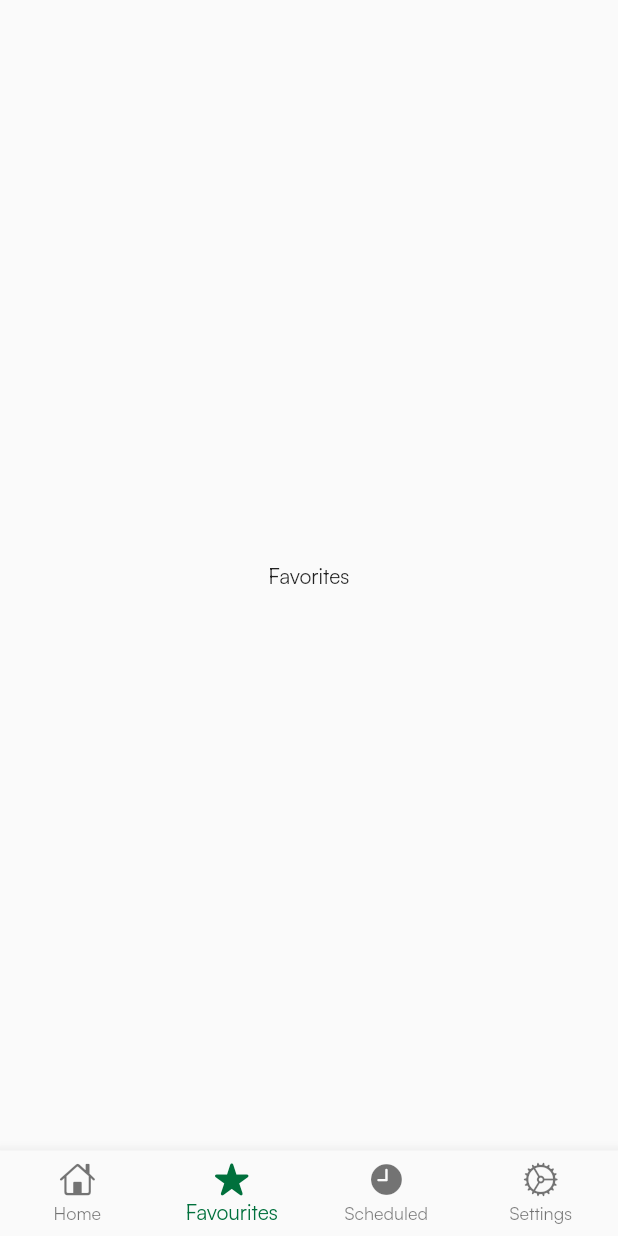
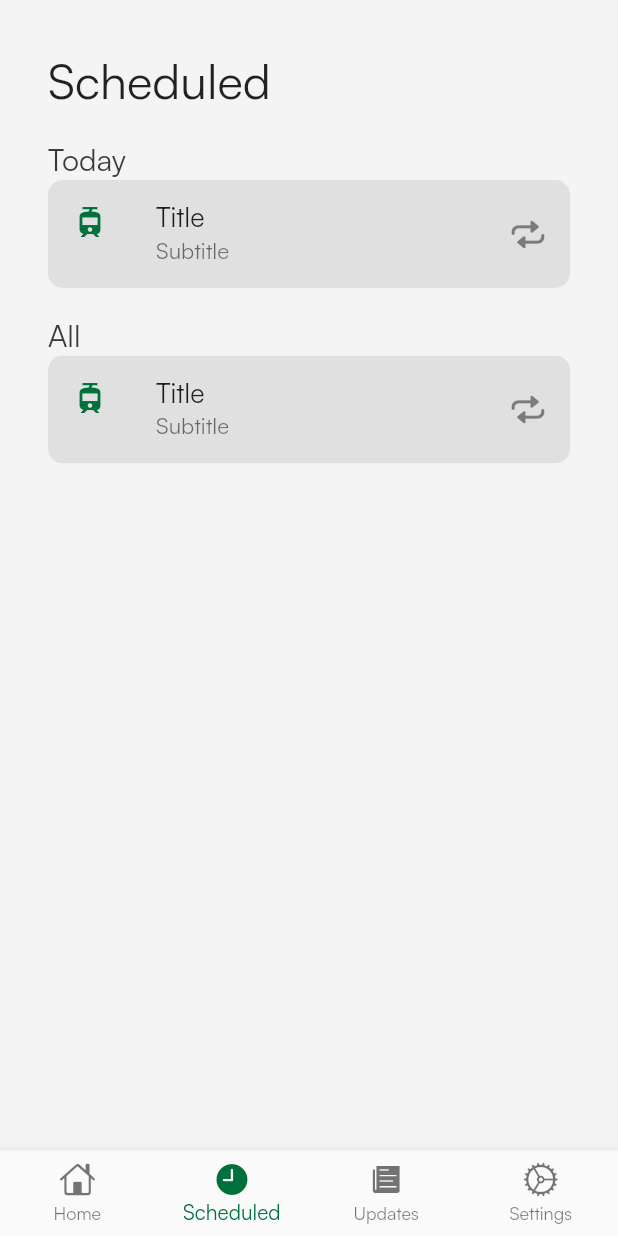
Before and after one commit to JackTop325/TransitApp, a Flutter app: the HomePage screen opened by its route, item 2 of the bottom bar chosen, on a phone screen of 412 x 824 dp. Run offline on Flutter 3.47's test engine with Material 2 defaults, Android fonts, the phone set to English and light mode, and no system bars; our stand-ins replace flutter_svg, sliding_up_panel.

Commit message:
scheduled list

```diff
--- a/TransitApp/lib/main.dart
+++ b/TransitApp/lib/main.dart
@@ -15,6 +15,7 @@ class MyApp extends StatelessWidget {
       title: 'Flutter Demo',
       theme: ThemeData(
         fontFamily: 'Satoshi',
+        primarySwatch: Colors.green,
       ),
       initialRoute: '/',
       routes: {
--- a/TransitApp/lib/pages/home.dart
+++ b/TransitApp/lib/pages/home.dart
@@ -1,6 +1,7 @@
 import 'package:flutter/material.dart';
 import 'package:flutter/cupertino.dart';
 import 'package:transit_app/colors.dart';
+import 'package:transit_app/pages/scheduled/scheduled.dart';
 import 'package:transit_app/pages/settings/settings.dart';
 import 'package:transit_app/pages/map.dart';
 
@@ -16,8 +17,8 @@ class _HomePageState extends State<HomePage> {
 
   final List<Widget> _widgetOptions = <Widget>[
     const MapPage(),
-    const Center(child: Text('Favorites')),
-    const Center(child: Text('Scheduled')),
+    const ScheduledPage(),
+    const Center(child: Text('Updates')),
     const SettingsPage(),
   ];
 
@@ -40,12 +41,12 @@ class _HomePageState extends State<HomePage> {
             label: 'Home',
           ),
           BottomNavigationBarItem(
-            icon: Icon(CupertinoIcons.star_fill),
-            label: 'Favourites',
+            icon: Icon(CupertinoIcons.clock_solid),
+            label: 'Scheduled',
           ),
           BottomNavigationBarItem(
-            icon: Icon(CupertinoIcons.clock_solid),
-            label: 'Scheduled',
+            icon: Icon(CupertinoIcons.news_solid),
+            label: 'Updates',
           ),
           BottomNavigationBarItem(
             icon: Icon(CupertinoIcons.settings),
--- /dev/null
+++ b/TransitApp/lib/pages/scheduled/scheduled.dart
@@ -0,0 +1,41 @@
+import 'package:flutter/material.dart';
+import 'package:transit_app/colors.dart';
+import 'package:transit_app/pages/scheduled/scheduled_list.dart';
+
+class ScheduledPage extends StatefulWidget {
+  const ScheduledPage({super.key});
+
+  @override
+  State<ScheduledPage> createState() => _ScheduledPageState();
+}
+
+class _ScheduledPageState extends State<ScheduledPage> {
+  @override
+  Widget build(BuildContext context) {
+    return SafeArea(
+      child: Container(
+        constraints: BoxConstraints.expand(),
+        padding: EdgeInsets.symmetric(horizontal: 32.0),
+        color: ibmGray10,
+        child: SingleChildScrollView(
+          child: Column(
+            crossAxisAlignment: CrossAxisAlignment.start,
+            children: [
+              const SizedBox(height: 32.0),
+              const Text(
+                "Scheduled",
+                style: TextStyle(
+                  fontSize: 32.0,
+                ),
+              ),
+              const SizedBox(height: 18.0),
+              ScheduledList(title: 'Today'),
+              const SizedBox(height: 18.0),
+              ScheduledList(title: 'All'),
+            ],
+          ),
+        ),
+      ),
+    );
+  }
+}
--- /dev/null
+++ b/TransitApp/lib/pages/scheduled/scheduled_list.dart
@@ -0,0 +1,52 @@
+import 'package:flutter/cupertino.dart';
+import 'package:flutter/material.dart';
+import 'package:transit_app/colors.dart';
+
+class ScheduledList extends StatelessWidget {
+  final String title;
+  const ScheduledList({
+    super.key,
+    required this.title,
+  });
+
+  @override
+  Widget build(BuildContext context) {
+    return Column(
+      crossAxisAlignment: CrossAxisAlignment.start,
+      children: [
+        Text(
+          title,
+          style: const TextStyle(
+            fontSize: 20.0,
+            color: ibmGray80,
+          ),
+        ),
+        ClipRRect(
+          borderRadius: BorderRadius.circular(10.0),
+          child: Container(
+            color: ibmGray20,
+            child: const ListTile(
+              leading: Icon(
+                Icons.tram,
+                color: drtGreen,
+              ),
+              title: Text(
+                'Title',
+                style: TextStyle(
+                  fontSize: 18.0,
+                ),
+              ),
+              subtitle: Text(
+                'Subtitle',
+                style: TextStyle(
+                  fontSize: 15.0,
+                ),
+              ),
+              trailing: Icon(CupertinoIcons.repeat),
+            ),
+          ),
+        )
+      ],
+    );
+  }
+}
```
Also changed, not shown: 1 other file.
